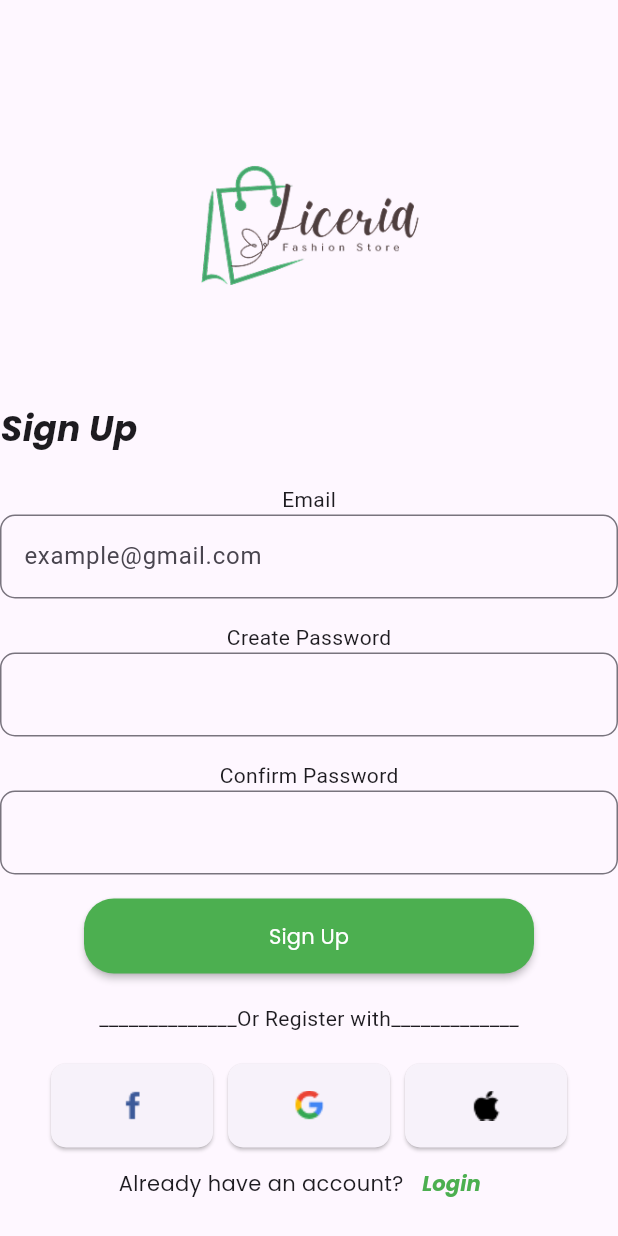
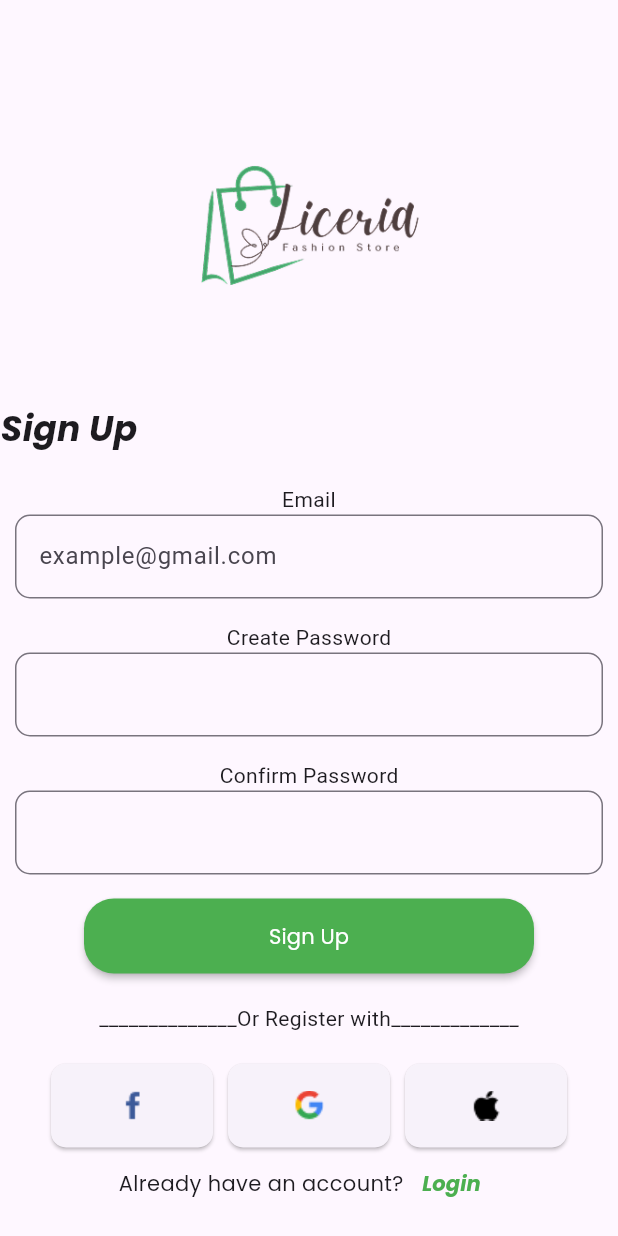
Before and after one commit to mathewwicky/flutterAuthSreens, a Flutter app: the Signupscreen screen opened by its route, on a phone screen of 412 x 824 dp. Run offline on Flutter 3.47's test engine with Material 3 defaults, Android fonts, the phone set to English and light mode, and no system bars.

Commit message:
sign up screen styling

```diff
--- a/lib/signupscreen.dart
+++ b/lib/signupscreen.dart
@@ -28,9 +28,12 @@ class Signupscreen extends StatelessWidget {
             ),
           ),
           SizedBox(height: 20),
-          Text("Email"),
+          Text("Email",
+          textAlign: TextAlign.end,),
          // SizedBox(height: 2),
-          TextFormField(
+          Padding(
+            padding: const EdgeInsets.symmetric(horizontal: 10),
+            child: TextFormField(
               decoration: InputDecoration(
 
                // labelText: "Email",
@@ -40,10 +43,13 @@ class Signupscreen extends StatelessWidget {
                 ),
               ),
             ),
+          ),
           SizedBox(height: 16),
            Text("Create Password"),
          // SizedBox(height: 1),
-          TextFormField(
+          Padding(
+            padding: const EdgeInsets.symmetric(horizontal: 10),
+            child: TextFormField(
               decoration: InputDecoration(
 
                 border: OutlineInputBorder(
@@ -51,16 +57,20 @@ class Signupscreen extends StatelessWidget {
                 ),
               ),
             ),
+          ),
           SizedBox(height: 16),
 
            Text("Confirm Password"),
           //SizedBox(height: 1),
-          TextFormField(
+          Padding(
+            padding: const EdgeInsets.symmetric(horizontal: 10),
+            child: TextFormField(
               decoration: InputDecoration(
                 //labelText: "Confirm Password",
                // hintText: "example@gmail.com",
                 border: OutlineInputBorder(
                   borderRadius: BorderRadius.circular(10),
+                ),
               ),
             ),
           ),
```
Lines whose indentation alone changed are shown as unchanged.
